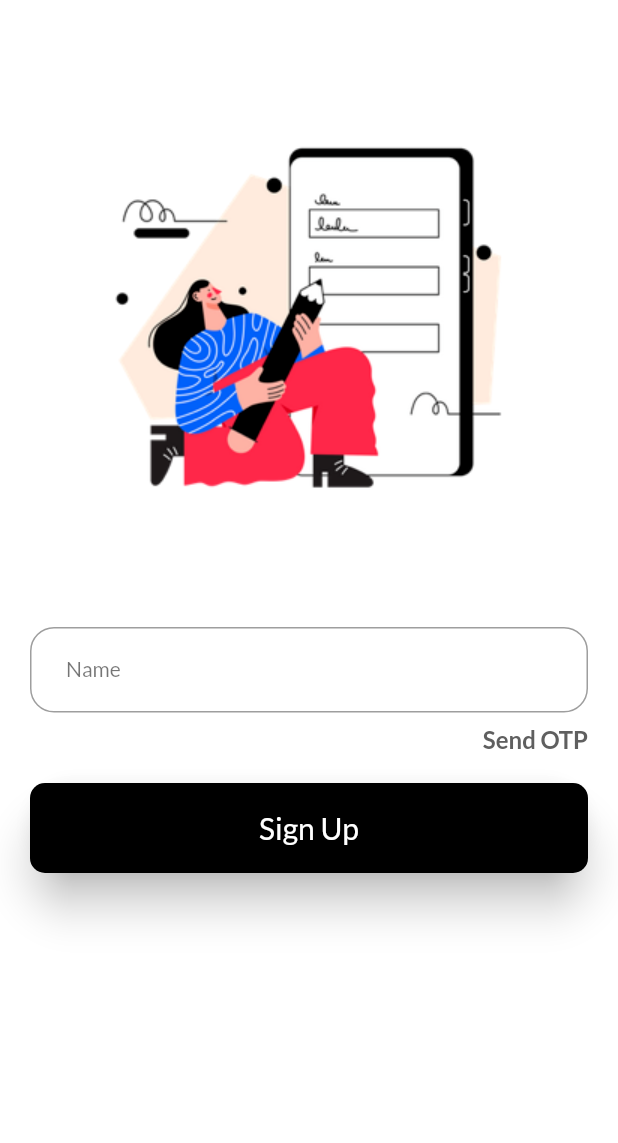
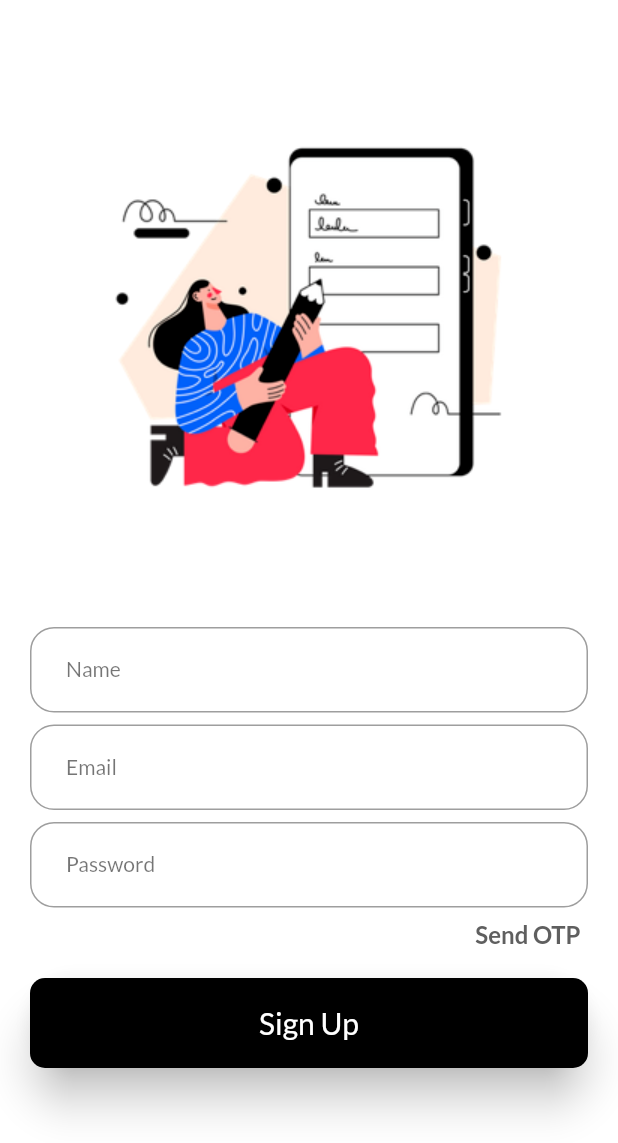
Before and after one commit to Blockchain-Research-Lab-Trainees/BRL-Task-1, a Flutter app: the SignUp screen opened directly, on a phone screen of 412 x 824 dp, the part 93-1236 px from its top. Run offline on Flutter 3.47's test engine with Material 2 defaults, Android fonts, the light colour scheme and no system bars; our stand-ins replace google_fonts.

Commit message:
Sign UP screen Updated

```diff
--- a/lib/screens/signup_screen.dart
+++ b/lib/screens/signup_screen.dart
@@ -1,6 +1,7 @@
 import 'package:flutter/material.dart';
 import 'package:trainee_login/screens/forgot_password_screen.dart';
-import 'package:trainee_login/screens/home_screen.dart';
+import 'package:trainee_login/screens/login_screen.dart';
+// import 'package:trainee_login/screens/home_screen.dart';
 
 class SignUp extends StatelessWidget {
   const SignUp({super.key});
@@ -58,11 +59,29 @@ class SignUp extends StatelessWidget {
                 //width: 300,
               ),
             ),
-
             const MySignUpButton(
               hintText: 'Enter your Name',
               inputType: TextInputType.name,
               labelText2: 'Name',
+              secure1: false,
+            ),
+            const SizedBox(
+              height: 8,
+            ),
+            const MySignUpButton(
+              hintText: 'Enter your Email',
+              inputType: TextInputType.emailAddress,
+              labelText2: 'Email',
+              secure1: false,
+            ),
+            const SizedBox(
+              height: 8,
+            ),
+            const MySignUpButton(
+              hintText: 'Enter your Password',
+              inputType: TextInputType.visiblePassword,
+              labelText2: 'Password',
+              secure1: true,
             ),
             const SizedBox(
               height: 8,
@@ -77,7 +96,7 @@ class SignUp extends StatelessWidget {
                 );
               },
               child: const Padding(
-                padding: EdgeInsets.only(right: 20.0),
+                padding: EdgeInsets.only(right: 25.0),
                 child: Align(
                   alignment: Alignment.centerRight,
                   child: Text(
@@ -108,9 +127,7 @@ class SignUp extends StatelessWidget {
                           Navigator.push(
                             context,
                             MaterialPageRoute(
-                              builder: (context) => const HomeScreenPage(
-                                title: 'homescreen',
-                              ),
+                              builder: (context) => const LoginScreen(),
                             ),
                           );
                         },
@@ -137,17 +154,20 @@ class MySignUpButton extends StatelessWidget {
     required this.hintText,
     required this.inputType,
     required this.labelText2,
+    required this.secure1,
   });
 
   final String hintText;
   final TextInputType inputType;
   final String labelText2;
+  final bool secure1;
 
   @override
   Widget build(BuildContext context) {
     return Padding(
       padding: const EdgeInsets.symmetric(horizontal: 20),
       child: TextField(
+        obscureText: true,
         keyboardType: inputType,
         textInputAction: TextInputAction.next,
         textCapitalization: TextCapitalization.words,
```
